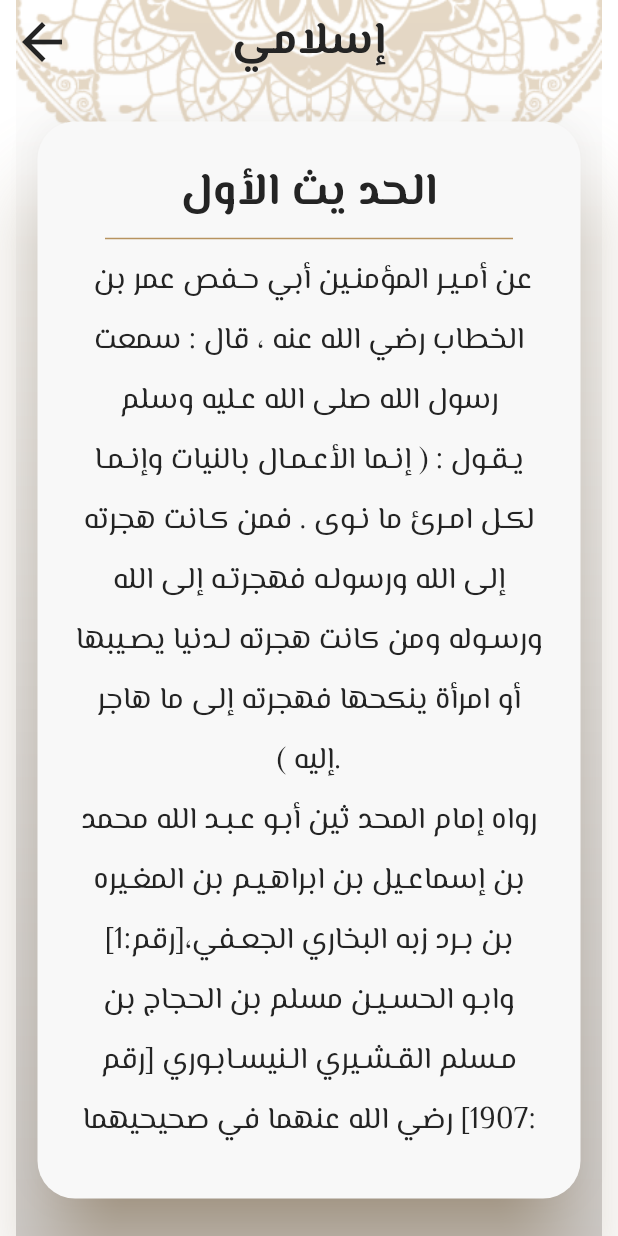
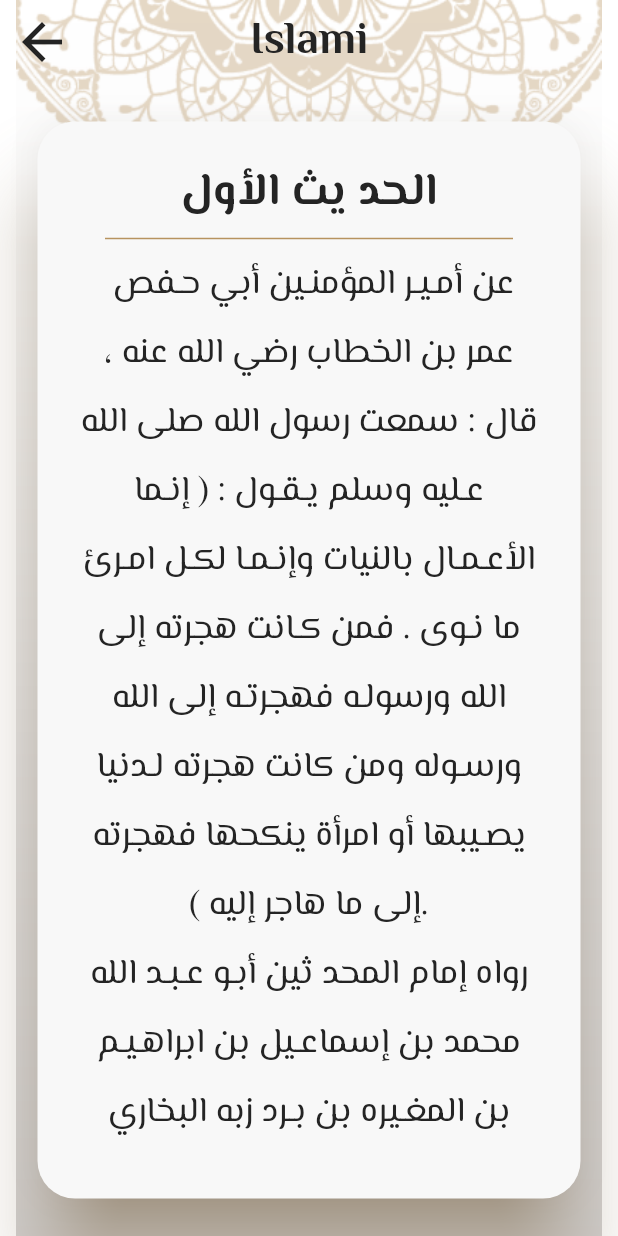
Before and after one commit to RanaGebril/islami, a Flutter app: the AhadethTab widget shown alone on an empty page, opened directly, after a tap on "الحد يث الأول", on a phone screen of 412 x 824 dp. Run offline on Flutter 3.47's test engine with Material 3 defaults, Android fonts, the phone set to English and light mode, and no system bars; our stand-ins replace google_fonts.

Commit message:
hadeth details theme

```diff
--- a/lib/Sura_details_screen.dart
+++ b/lib/Sura_details_screen.dart
@@ -34,7 +34,7 @@ class SuraDetailsScreen extends StatelessWidget {
           child: Scaffold(
             appBar: AppBar(
               title: Text(
-                "إسلامي",
+                "Islami",
               ),
             ),
             body: Card(
--- a/lib/hadeth_details_screen.dart
+++ b/lib/hadeth_details_screen.dart
@@ -2,6 +2,8 @@ import 'package:flutter/material.dart';
 import 'package:google_fonts/google_fonts.dart';
 import 'package:islami/APP_colors.dart';
 import 'package:islami/hadeth_model.dart';
+import 'package:islami/provider/my_provider.dart';
+import 'package:provider/provider.dart';
 
 class HadethDetailsScreen extends StatelessWidget {
   static const String routeName="hadethDetails";
@@ -9,18 +11,23 @@ class HadethDetailsScreen extends StatelessWidget {
 
   @override
   Widget build(BuildContext context) {
+    var provider_object = Provider.of<MyProvider>(context);
     var hadeth_model = ModalRoute.of(context)?.settings.arguments as HadethModel;
     return Container(
       decoration: BoxDecoration(
-          image: DecorationImage(image: AssetImage("assets/images/bg3.png"))),
+          image: DecorationImage(image: AssetImage(provider_object.APPTheme == ThemeMode.dark
+              ? "assets/images/home_dark_background.png"
+              :"assets/images/bg3.png"))),
       child: Scaffold(
         appBar: AppBar(
           title: Text(
-            "إسلامي",
+            "Islami",
           ),
         ),
         body: Card(
-          color: Color(0xfff8f8f8),
+          color:  provider_object.APPTheme==ThemeMode.dark
+              ?AppColors.primary_dark
+              :AppColors.whiteColor,
           shape: RoundedRectangleBorder(
             borderRadius: BorderRadius.circular(25),
           ),
@@ -43,18 +50,19 @@ class HadethDetailsScreen extends StatelessWidget {
                 ),
                 Divider(
                   thickness: 1,
-                  color: AppColors.primary,
+                  color:  provider_object.APPTheme==ThemeMode.dark
+                      ?AppColors.yellowColor
+                      :AppColors.primary,
                   endIndent: 20,
                   indent: 20,
                 ),
                 Expanded(
                     child: ListView.builder(itemBuilder: (context, index) {
                       return Text(hadeth_model.content[index],
-                        style: GoogleFonts.elMessiri(
-                            color: Color(0xff242424),
-                            fontSize: 20,
-                            fontWeight: FontWeight.w400,
-                            height: 2),
+                        style: Theme.of(context).textTheme.bodySmall?.copyWith(
+                          fontSize: 23,
+                          height: 2,
+                        ),
                         textAlign: TextAlign.center,
                       );
                     },
--- a/lib/provider/ahadeth_details_provider.dart
+++ b/lib/provider/ahadeth_details_provider.dart
@@ -1,5 +1,23 @@
 import 'package:flutter/material.dart';
+import 'package:flutter/services.dart';
+import 'package:islami/hadeth_model.dart';
 
 class AhadethDetailsProvider extends ChangeNotifier{
-
+  List<HadethModel> allAhadeth=[];
+  loadHadethFile (){
+    rootBundle.loadString("assets/files/ahadeth.txt").then((Value){
+      List<String> Ahadeth = Value.split("#");
+      for(int i =0 ; i<Ahadeth.length ; i++){
+        String hadeth = Ahadeth[i];
+        List<String> hadethLines=hadeth.trim().split("\n");
+        String title = hadethLines[0];
+        hadethLines.removeAt(0);
+        List<String> content=hadethLines;
+        HadethModel model=HadethModel(title, content);
+        allAhadeth.add(model);
+      }
+      notifyListeners();// inside then block because after load hadeth notifylistener
+      // if outside it will excute before load hadeth
+    });
+  }
 }
--- a/lib/tabs/Ahadeth_tab.dart
+++ b/lib/tabs/Ahadeth_tab.dart
@@ -5,6 +5,8 @@ import 'package:google_fonts/google_fonts.dart';
 import 'package:islami/APP_colors.dart';
 import 'package:islami/hadeth_model.dart';
 import 'package:islami/hadeth_details_screen.dart';
+import 'package:islami/provider/ahadeth_details_provider.dart';
+import 'package:provider/provider.dart';
 
 class AhadethTab extends StatefulWidget {
   AhadethTab({super.key});
@@ -14,15 +16,18 @@ class AhadethTab extends StatefulWidget {
 }
 
 class _AhadethTabState extends State<AhadethTab> {
-  List<HadethModel> allAhadeth=[];
  @override
 
-  void initState() { // the first call in the app
-    super.initState();
-    loadHadethFile();
-  }
+  // void initState() { // the first call in the app
+  //   super.initState();
+  //   loadHadethFile();
+  // }
   @override
   Widget build(BuildContext context) {
+    return ChangeNotifierProvider(
+      create: (context) => AhadethDetailsProvider()..loadHadethFile(),
+      builder: (context, child) {
+        var hadeth_provider_object = Provider.of<AhadethDetailsProvider>(context);
         return Column(
           crossAxisAlignment:CrossAxisAlignment.center ,
           children: [
@@ -50,12 +55,13 @@ class _AhadethTabState extends State<AhadethTab> {
                   return GestureDetector(
                     onTap: () {
                       Navigator.pushNamed(context, HadethDetailsScreen.routeName,
-                      arguments: HadethModel(allAhadeth[index].title, allAhadeth[index].content));
+                          arguments: HadethModel(hadeth_provider_object.allAhadeth[index].title
+                              ,hadeth_provider_object. allAhadeth[index].content));
                       setState(() {
 
                       });
                     },
-                child: Text(allAhadeth[index].title,
+                    child: Text(hadeth_provider_object.allAhadeth[index].title,
                       style: Theme.of(context).textTheme.bodySmall,
                       textAlign: TextAlign.center,),
                   );
@@ -66,28 +72,15 @@ class _AhadethTabState extends State<AhadethTab> {
                     indent: 70,
                     height: 20,
                   );
-            }, itemCount: allAhadeth.length)
+                }, itemCount: hadeth_provider_object.allAhadeth.length)
             )
           ],
 
         );
+      },
+
+    );
   }
 
-  loadHadethFile (){
-     rootBundle.loadString("assets/files/ahadeth.txt").then((Value){
-      List<String> Ahadeth = Value.split("#");
-      for(int i =0 ; i<Ahadeth.length ; i++){
-        String hadeth = Ahadeth[i];
-        List<String> hadethLines=hadeth.trim().split("\n");
-        String title = hadethLines[0];
-        hadethLines.removeAt(0);
-        List<String> content=hadethLines;
-        HadethModel model=HadethModel(title, content);
-        allAhadeth.add(model);
+
 }
-setState(() {
-
-});
-     });
-  }
-}
```
Lines whose indentation alone changed are shown as unchanged.
